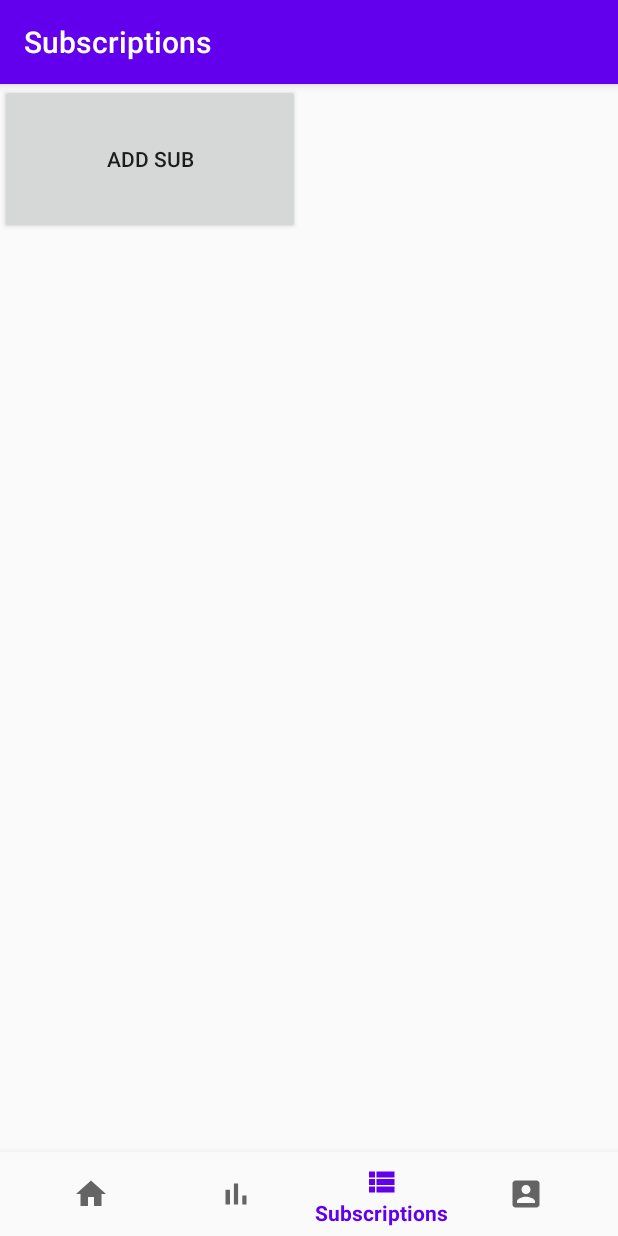
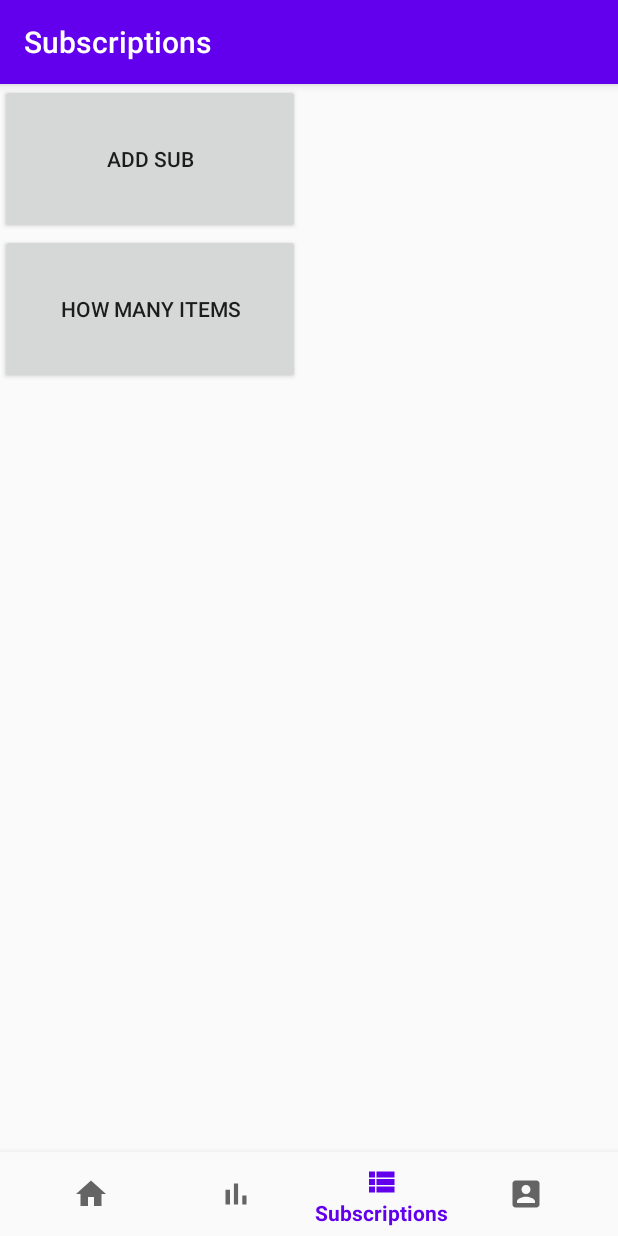
Before and after one commit to Marvin2611/SubscriptionApp, an Android app: the SubListFragment screen opened through its navigation route, on a phone screen of 412 x 824 dp. Run offline under Robolectric (Android 15) with nearby library versions, the phone set to English and light mode, and no system bars; our stand-ins replace navigation-ui; libraries missing offline, so code that uses them is left out: com.github.mikephil.charting; 13 statements that could not run were skipped.

Commit message:
added some really fancy stuff

```diff
--- a/app/src/main/java/com/example/subscriptionapp/ui/sublist/SubListFragment.kt
+++ b/app/src/main/java/com/example/subscriptionapp/ui/sublist/SubListFragment.kt
@@ -37,6 +37,11 @@ class SubListFragment : Fragment() {
             findNavController().navigate(R.id.action_navigation_sublist_to_navigation_sublistadd)
         }
 
+        val button2 = root.findViewById(R.id.navigation_sublist_amount) as Button
+        button2.setOnClickListener{
+            Toast.makeText(activity?.applicationContext,"How many items: " + model.list.count(), Toast.LENGTH_SHORT).show()
+        }
+
         return root
     }
 
--- a/app/src/main/res/layout/fragment_sublist.xml
+++ b/app/src/main/res/layout/fragment_sublist.xml
@@ -16,6 +16,11 @@
             android:layout_height="100dp"
             android:layout_width="200dp"
             android:text="@string/button_sublistadd" />
+        <Button
+            android:id="@+id/navigation_sublist_amount"
+            android:layout_height="100dp"
+            android:layout_width="200dp"
+            android:text="How many items"/>
 
         <ListView
             android:id="@+id/sublist_view"
```
Also changed, not shown: app/src/main/java/com/example/subscriptionapp/ui/sublistadd/SubListAddFragment.kt (line endings or trailing spaces).
